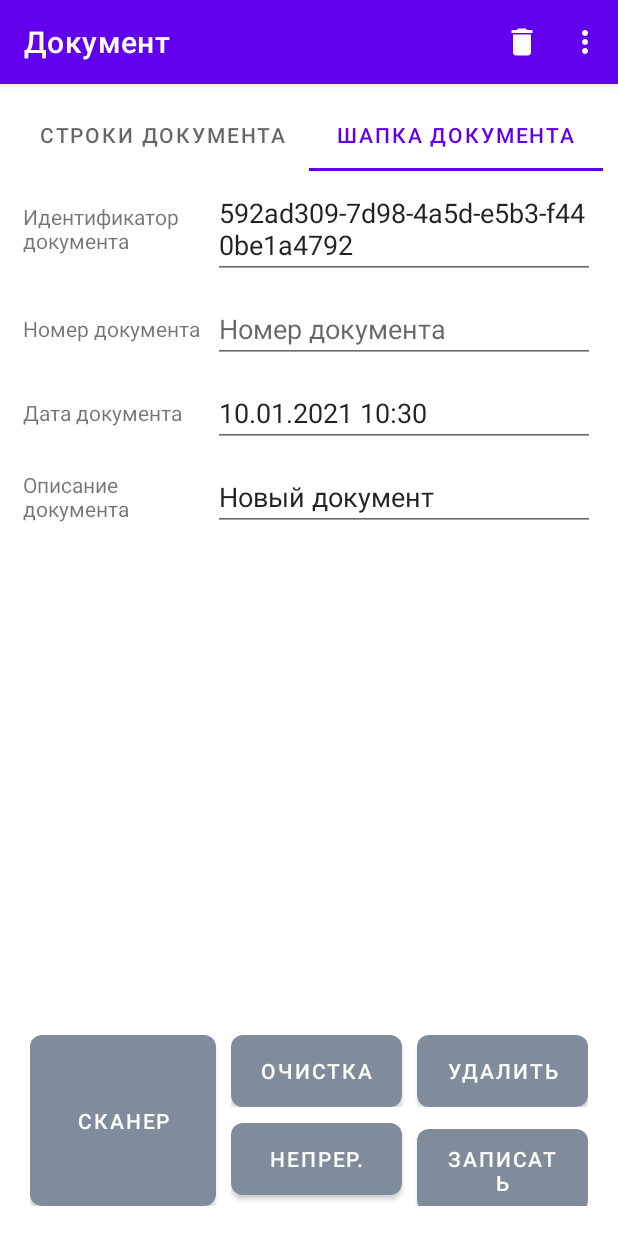
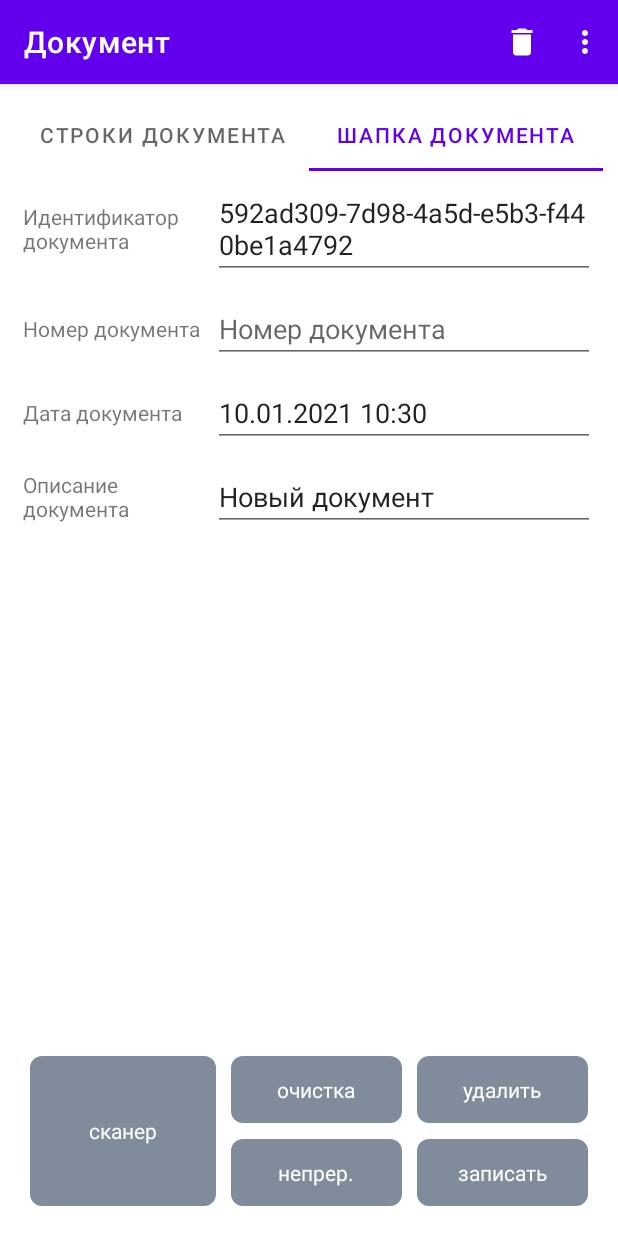
Before and after one commit to theprogrammer67/datacollectionterminal, an Android app: the DocumentActivity screen opened directly, with no data from a screen before it, tab 2 chosen, on a phone screen of 412 x 824 dp. Run offline under Robolectric (Android 15) with nearby library versions, the phone set to English and light mode, and no system bars; our stand-ins replace Room's generated code, data binding; libraries missing offline, so code that uses them is left out: com.google.zxing.integration.

Commit message:
add: стиль кнопок

```diff
--- a/app/src/main/res/layout/activity_document.xml
+++ b/app/src/main/res/layout/activity_document.xml
@@ -40,7 +40,7 @@
 
         <LinearLayout
             android:layout_width="match_parent"
-            android:layout_height="wrap_content"
+            android:layout_height="120dp"
             android:padding="10dp"
             android:orientation="horizontal">
 
@@ -55,21 +55,22 @@
 
             <LinearLayout
                 android:layout_width="0dp"
-                android:layout_height="wrap_content"
+                android:layout_height="match_parent"
                 android:layout_weight="2"
                 android:paddingLeft="10dp"
                 android:orientation="vertical">
 
                 <LinearLayout
                     android:layout_width="match_parent"
-                    android:layout_height="wrap_content"
+                    android:layout_height="0dp"
+                    android:layout_weight="1"
                     android:paddingBottom="5dp"
                     android:orientation="horizontal">
 
                     <Button
                         android:id="@+id/btnClear"
                         android:layout_width="0dp"
-                        android:layout_height="wrap_content"
+                        android:layout_height="match_parent"
                         android:layout_weight="1"
                         android:background="@drawable/rounded_button"
                         app:backgroundTint="@null"
@@ -78,7 +79,7 @@
                     <Button
                         android:id="@+id/btnDeleteSelected"
                         android:layout_width="0dp"
-                        android:layout_height="wrap_content"
+                        android:layout_height="match_parent"
                         android:layout_weight="1"
                         android:background="@drawable/rounded_button"
                         app:backgroundTint="@null"
@@ -88,14 +89,15 @@
 
                 <LinearLayout
                     android:layout_width="match_parent"
-                    android:layout_height="wrap_content"
+                    android:layout_height="0dp"
+                    android:layout_weight="1"
                     android:paddingTop="5dp"
                     android:orientation="horizontal">
 
                     <Button
                         android:id="@+id/btnContinuousScanning"
                         android:layout_width="0dp"
-                        android:layout_height="wrap_content"
+                        android:layout_height="match_parent"
                         android:layout_weight="1"
                         android:background="@drawable/rounded_button"
                         app:backgroundTint="@null"
@@ -104,7 +106,7 @@
                     <Button
                         android:id="@+id/btnSaveDocument"
                         android:layout_width="0dp"
-                        android:layout_height="wrap_content"
+                        android:layout_height="match_parent"
                         android:layout_weight="1"
                         android:background="@drawable/rounded_button"
                         app:backgroundTint="@null"
--- a/app/src/main/res/layout/activity_main.xml
+++ b/app/src/main/res/layout/activity_main.xml
@@ -20,6 +20,7 @@
                 android:id="@+id/btnDocument"
                 android:layout_width="match_parent"
                 android:layout_height="wrap_content"
+                android:layout_margin="5dp"
                 android:padding="20dp"
                 android:text="Новый документ" />
 
@@ -27,6 +28,7 @@
                 android:id="@+id/btnDocumentList"
                 android:layout_width="match_parent"
                 android:layout_height="wrap_content"
+                android:layout_margin="5dp"
                 android:padding="20dp"
                 android:text="Список документов" />
 
@@ -34,6 +36,7 @@
                 android:id="@+id/btnGoods"
                 android:layout_width="match_parent"
                 android:layout_height="wrap_content"
+                android:layout_margin="5dp"
                 android:padding="20dp"
                 android:text="Номенклатура" />
 
@@ -41,6 +44,7 @@
                 android:id="@+id/btnSettings"
                 android:layout_width="match_parent"
                 android:layout_height="wrap_content"
+                android:layout_margin="5dp"
                 android:padding="20dp"
                 android:text="Настройки" />
 
--- a/app/src/main/res/values/themes.xml
+++ b/app/src/main/res/values/themes.xml
@@ -1,4 +1,11 @@
-<resources xmlns:tools="http://schemas.android.com/tools">
+<resources xmlns:app="http://schemas.android.com/apk/res-auto" xmlns:tools="http://schemas.android.com/tools">
+
+    <style name="RoundedButton" parent="android:Widget.Button">
+        <item name="android:textColor">@color/white</item>
+        <item name="android:background">@drawable/rounded_button</item>
+        <item name="cornerRadius">8dp</item>
+        <item name="backgroundTint">@null</item>
+    </style>
     <!-- Base application theme. -->
     <style name="Theme.DataCollectionTerminal" parent="Theme.MaterialComponents.DayNight.DarkActionBar">
         <!-- Primary brand color. -->
@@ -12,5 +19,7 @@
         <!-- Status bar color. -->
         <item name="android:statusBarColor" tools:targetApi="l">?attr/colorPrimaryVariant</item>
         <!-- Customize your theme here. -->
+        <item name="android:buttonStyle">@style/RoundedButton</item>
+        <item name="materialButtonStyle">@style/RoundedButton</item>
     </style>
 </resources>
```
